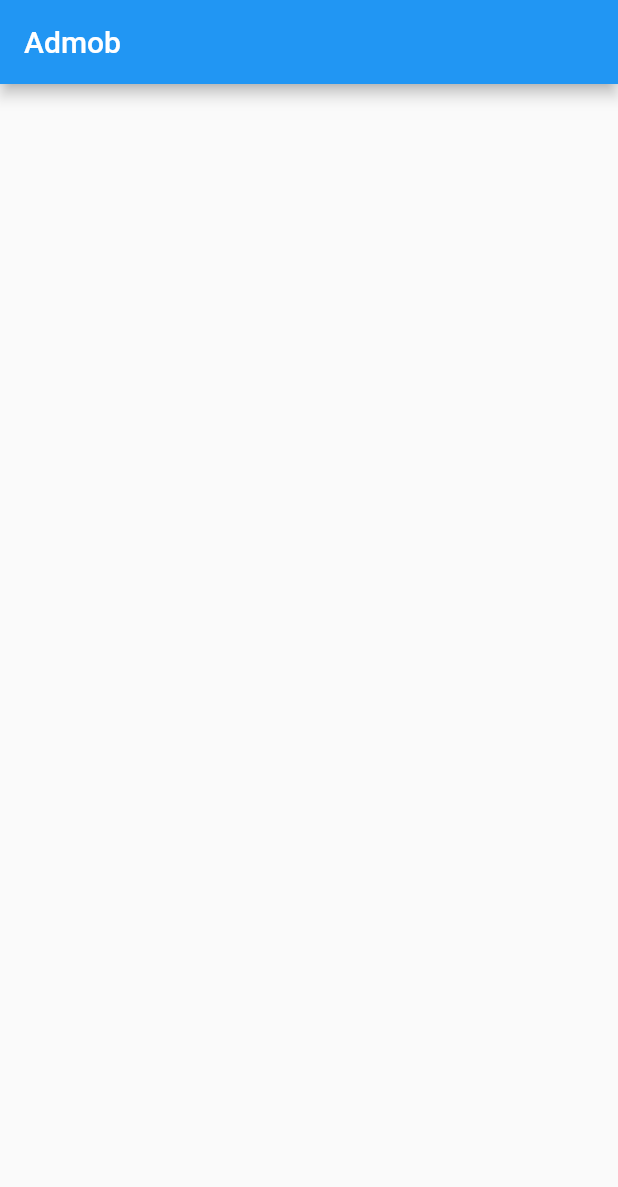
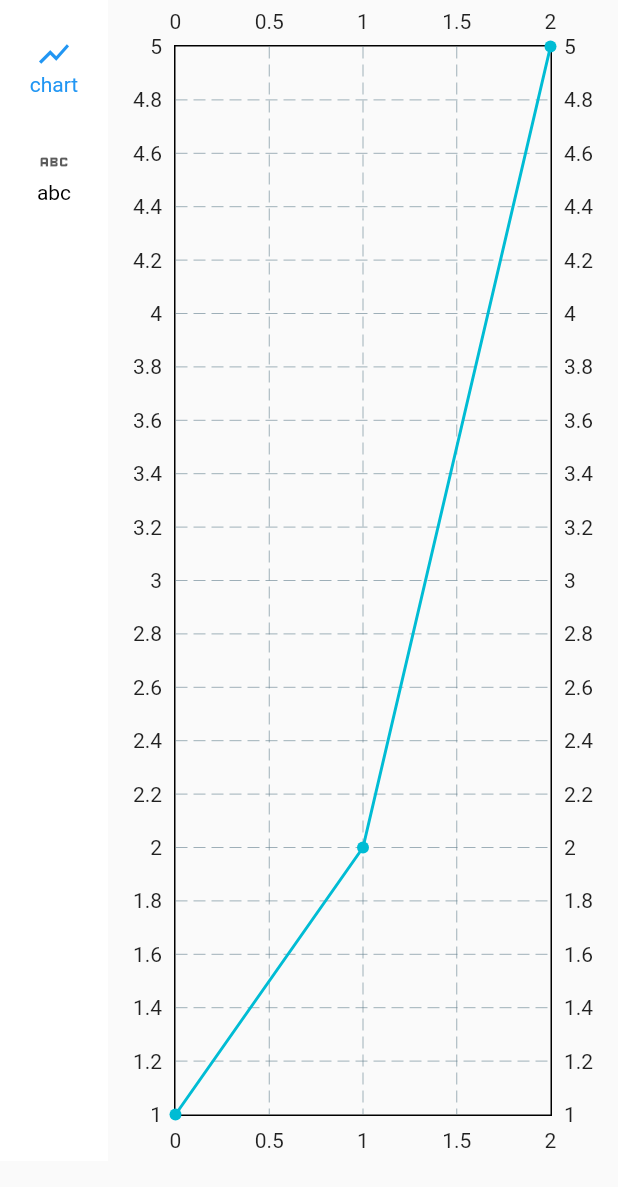
Before and after one commit to K-Hayashi884/Poker-MultiTool, a Flutter app: the screen it shows after launch, on a phone screen of 412 x 824 dp. Shown: the top 1187 px of the screen. Run offline on Flutter 3.47's test engine with Material 2 defaults, Android fonts, the phone set to English and light mode, and no system bars; drawn by our look-alikes of fl_chart, google_mobile_ads; network calls fail.

Commit message:
fl_chartの導入

```diff
--- /dev/null
+++ b/poker_multi_tool/lib/chart.dart
@@ -0,0 +1,29 @@
+import 'package:fl_chart/fl_chart.dart';
+import 'package:flutter/material.dart';
+
+class ChartPage extends StatefulWidget {
+  const ChartPage({
+    super.key,
+  });
+
+  @override
+  State<ChartPage> createState() => _ChartPageState();
+}
+
+class _ChartPageState extends State<ChartPage> {
+  List<FlSpot>? data = [FlSpot(0, 1), FlSpot(1, 2), FlSpot(2, 5)];
+
+  @override
+  Widget build(BuildContext context) {
+    return Expanded(
+      child: Center(
+        child: LineChart(
+          LineChartData(
+              lineBarsData: [LineChartBarData(spots: data)],
+              lineTouchData:
+                  LineTouchData(touchTooltipData: LineTouchTooltipData())),
+        ),
+      ),
+    );
+  }
+}
--- a/poker_multi_tool/lib/main.dart
+++ b/poker_multi_tool/lib/main.dart
@@ -1,6 +1,7 @@
 import 'package:flutter/material.dart';
 import 'package:google_mobile_ads/google_mobile_ads.dart';
 import 'package:poker_multi_tool/admob.dart';
+import 'package:poker_multi_tool/chart.dart';
 
 void main() {
   WidgetsFlutterBinding.ensureInitialized();
@@ -49,8 +50,26 @@ class Home extends StatelessWidget {
     )..load();
 
     return Scaffold(
-      appBar: AppBar(
-        title: const Text('Admob'),
+      body: Row(
+        children: [
+          NavigationRail(
+            destinations: const [
+              NavigationRailDestination(
+                icon: Icon(Icons.show_chart),
+                label: Text("chart"),
+              ),
+              NavigationRailDestination(
+                icon: Icon(Icons.abc),
+                label: Text("abc"),
+              )
+            ],
+            selectedIndex: 0,
+            labelType: NavigationRailLabelType.all,
+            unselectedLabelTextStyle: const TextStyle(color: Colors.black),
+            selectedLabelTextStyle: const TextStyle(color: Colors.blue),
+          ),
+          const ChartPage()
+        ],
       ),
       bottomNavigationBar: SizedBox(
         height: 50,
--- a/poker_multi_tool/pubspec.yaml
+++ b/poker_multi_tool/pubspec.yaml
@@ -35,6 +35,7 @@ dependencies:
   # Use with the CupertinoIcons class for iOS style icons.
   cupertino_icons: ^1.0.2
   google_mobile_ads: ^2.4.0
+  fl_chart: ^0.62.0
 
 dev_dependencies:
   flutter_test:
```
